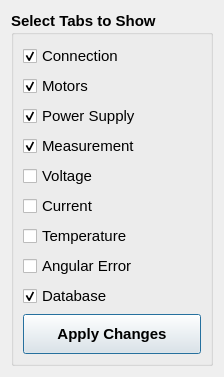
Old version of the form hallbench/gui/ui/preferencesdialog.ui in the repository lnls-ima/hall-bench-control.
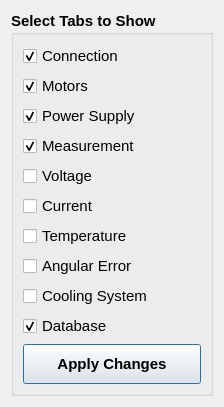
New version of the form.

Commit message: Adding cooling system widget

```diff
--- a/hallbench/gui/ui/preferencesdialog.ui
+++ b/hallbench/gui/ui/preferencesdialog.ui
@@ -165,6 +165,19 @@
         </property>
        </widget>
       </item>
+      <item>
+       <widget class="QCheckBox" name="cooling_system_chb">
+        <property name="font">
+         <font>
+          <weight>50</weight>
+          <bold>false</bold>
+         </font>
+        </property>
+        <property name="text">
+         <string>Cooling System</string>
+        </property>
+       </widget>
+      </item>
       <item>
        <widget class="QCheckBox" name="database_chb">
         <property name="font">
```
The commit also changes 9 other files.
